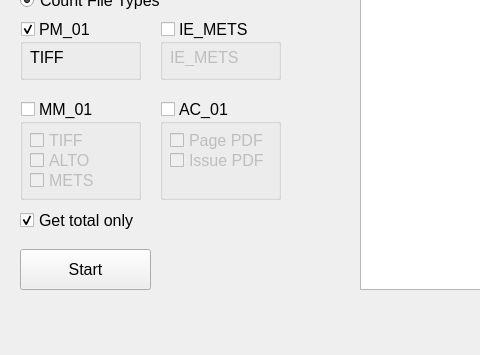
Before: the Qt Designer form CoD.ui in NLNZDigitalPreservation/paperspast_file_counter, drawn with Qt 5; both pictures show x 0 to 480 and y 391 to 746 of the 918 by 746 pixel window.
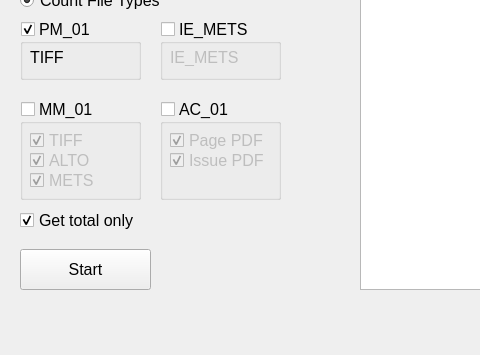
After: the same form once the commit is applied.

Commit message: Pre-check file types

Diff of the .ui file:
```diff
--- a/CoD.ui
+++ b/CoD.ui
@@ -322,6 +322,12 @@
      <property name="text">
       <string>Page PDF</string>
      </property>
+     <property name="checkable">
+      <bool>true</bool>
+     </property>
+     <property name="checked">
+      <bool>true</bool>
+     </property>
     </widget>
     <widget class="QCheckBox" name="ac_issue_check">
      <property name="geometry">
@@ -338,6 +344,9 @@
      <property name="checkable">
       <bool>true</bool>
      </property>
+     <property name="checked">
+      <bool>true</bool>
+     </property>
     </widget>
    </widget>
    <widget class="QGroupBox" name="pm_group">
@@ -415,6 +424,12 @@
      <property name="text">
       <string>TIFF</string>
      </property>
+     <property name="checkable">
+      <bool>true</bool>
+     </property>
+     <property name="checked">
+      <bool>true</bool>
+     </property>
     </widget>
     <widget class="QCheckBox" name="mm_alto_check">
      <property name="geometry">
@@ -428,6 +443,12 @@
      <property name="text">
       <string>ALTO</string>
      </property>
+     <property name="checkable">
+      <bool>true</bool>
+     </property>
+     <property name="checked">
+      <bool>true</bool>
+     </property>
     </widget>
     <widget class="QCheckBox" name="mm_mets_check">
      <property name="geometry">
@@ -441,6 +462,12 @@
      <property name="text">
       <string>METS</string>
      </property>
+     <property name="checkable">
+      <bool>true</bool>
+     </property>
+     <property name="checked">
+      <bool>true</bool>
+     </property>
     </widget>
    </widget>
    <widget class="QRadioButton" name="files_radio">
```
The commit also changes 1 other file.
